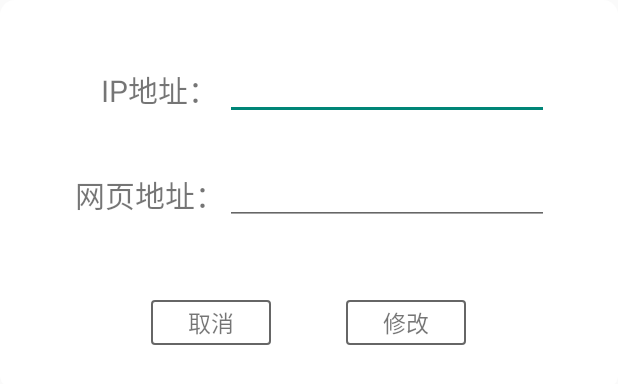
After one commit to Dingzihao/hospital, an Android app: the layout dialog_setting.xml on its own in the app's theme, with its tools: preview values and no code run, on a phone screen of 412 x 824 dp. The commit adds this screen. Shown: the top 384 px of the screen. Run offline under Robolectric (Android 15) with nearby library versions, the phone set to English and light mode, and no system bars; network calls fail.

Commit message:
弹窗提示修改配置

```diff
--- /dev/null
+++ b/app/src/main/res/layout/dialog_setting.xml
@@ -0,0 +1,83 @@
+<?xml version="1.0" encoding="utf-8"?>
+<LinearLayout xmlns:android="http://schemas.android.com/apk/res/android"
+    android:layout_width="wrap_content"
+    android:layout_height="wrap_content"
+    android:background="@drawable/bg_setting"
+    android:orientation="vertical">
+
+    <LinearLayout
+        android:layout_width="match_parent"
+        android:layout_height="40dp"
+        android:layout_marginLeft="50dp"
+        android:layout_marginTop="40dp"
+        android:layout_marginRight="50dp"
+        android:orientation="horizontal">
+
+        <TextView
+            android:layout_width="100dp"
+            android:layout_height="match_parent"
+            android:gravity="center|right"
+            android:text="IP地址： "
+            android:textSize="20sp" />
+
+        <EditText
+            android:id="@+id/tv_ip"
+            android:layout_width="300dp"
+            android:layout_height="match_parent"
+            android:inputType="text"
+            android:singleLine="true" />
+    </LinearLayout>
+
+    <LinearLayout
+        android:layout_width="match_parent"
+        android:layout_height="40dp"
+        android:layout_marginLeft="50dp"
+        android:layout_marginTop="30dp"
+        android:layout_marginRight="50dp"
+        android:orientation="horizontal">
+        <TextView
+            android:layout_width="100dp"
+            android:layout_height="match_parent"
+            android:gravity="center|right"
+            android:text="网页地址："
+            android:textSize="20sp" />
+
+        <EditText
+            android:id="@+id/tv_url"
+            android:layout_width="300dp"
+            android:layout_height="match_parent"
+            android:inputType="text"
+            android:singleLine="true" />
+
+    </LinearLayout>
+
+    <LinearLayout
+        android:layout_width="match_parent"
+        android:layout_height="wrap_content"
+        android:layout_marginTop="50dp"
+        android:layout_marginBottom="30dp"
+        android:gravity="center"
+        android:orientation="horizontal">
+
+        <TextView
+            android:id="@+id/cancel"
+            android:layout_width="80dp"
+            android:layout_height="wrap_content"
+            android:background="@drawable/bg_text"
+            android:gravity="center"
+            android:padding="3dp"
+            android:text="取消"
+            android:textSize="15sp" />
+
+        <TextView
+            android:id="@+id/confirm"
+            android:layout_width="80dp"
+            android:layout_height="wrap_content"
+            android:layout_marginLeft="50dp"
+            android:background="@drawable/bg_text"
+            android:gravity="center"
+            android:padding="3dp"
+            android:text="修改"
+            android:textSize="15sp" />
+    </LinearLayout>
+</LinearLayout>
```
Also changed, not shown: app/src/main/java/com/dzh/hospital/view/MainActivity.java (+41 -29 lines), app/src/main/res/layout/activity_main.xml (+4 -96 lines), app/src/main/res/values/styles.xml (+8 -0 lines).
